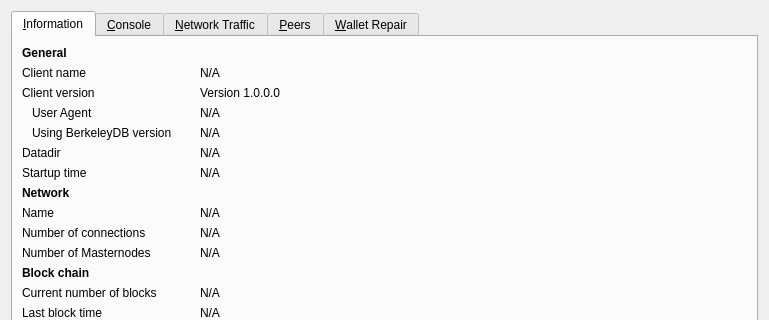
Qt form src/qt/forms/debugwindow.ui (bambamko000/timecoin.io) before a commit; both pictures show x 0 to 769 and y 0 to 320 of the 769 by 539 pixel window.
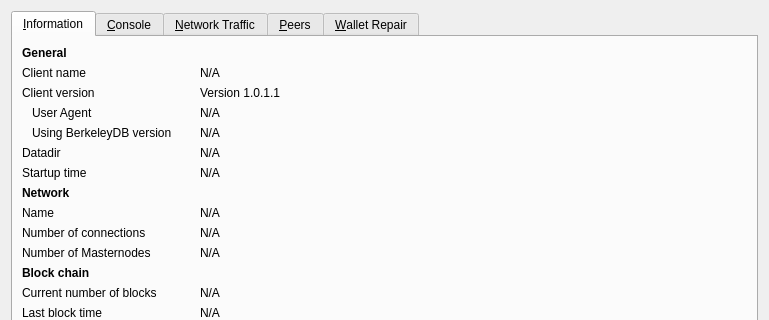
The same form after that commit. Icons and pictures are not drawn. Custom widgets are drawn as their Qt base class.

```diff
--- a/src/qt/forms/debugwindow.ui
+++ b/src/qt/forms/debugwindow.ui
@@ -76,7 +76,7 @@
           <cursorShape>IBeamCursor</cursorShape>
          </property>
          <property name="text">
-          <string>Version 1.0.0.0</string>
+          <string>Version 1.0.1.1</string>
          </property>
          <property name="textFormat">
           <enum>Qt::PlainText</enum>
```
